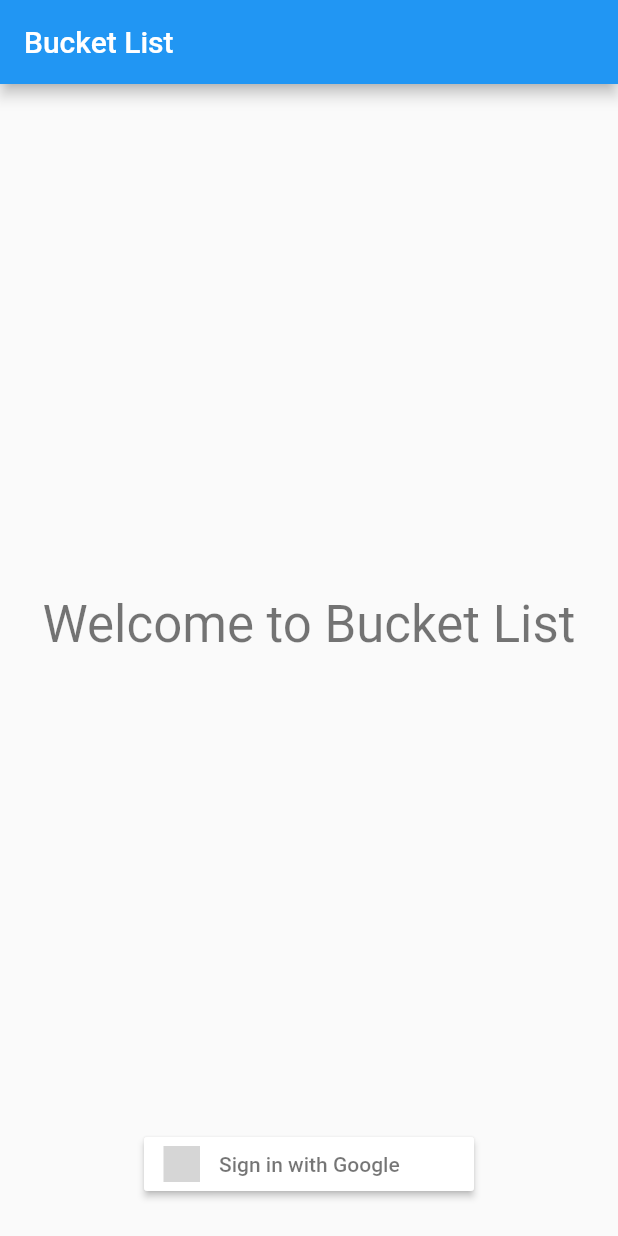
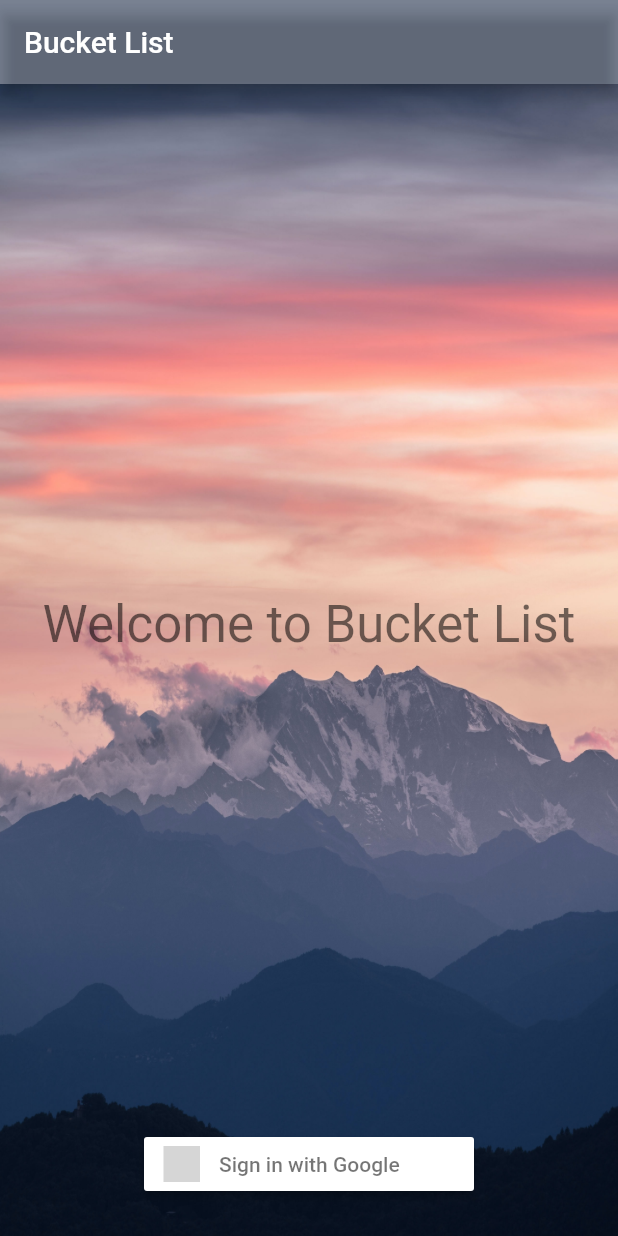
Before and after one commit to KareVulli/bucket_list, a Flutter app: the screen it shows after launch, on a phone screen of 412 x 824 dp. Run offline on Flutter 3.47's test engine with Material 2 defaults, Android fonts, the phone set to English and light mode, and no system bars; our stand-ins replace bloc, cloud_firestore, firebase_auth, flutter_bloc, flutter_signin_button, google_sign_in; accounts and stored records are empty; grey boxes are pictures that could not be loaded.

Commit message:
Welcome screen disain

```diff
--- a/lib/screens/add_challenge.dart
+++ b/lib/screens/add_challenge.dart
@@ -63,7 +63,6 @@ class AddChallengeState extends State<AddChallenge> {
       appBar: AppBar(
           title: isEditing ? Text('Edit challenge') : Text('New challenge'),
           backgroundColor: Color.fromRGBO(51,65,91, 0.4),
-          elevation: 0,
       ),
       body: Container(
         decoration: BoxDecoration(
--- a/lib/screens/welcome.dart
+++ b/lib/screens/welcome.dart
@@ -10,10 +10,18 @@ class Welcome extends StatelessWidget {
   @override
   Widget build(BuildContext context) {
     return Scaffold(
+        backgroundColor: Color.fromRGBO(51,65,91, 0.4),
       appBar: AppBar(
-          title: Text('Bucket List')
+          title: Text('Bucket List'),
+          backgroundColor: Color.fromRGBO(51,65,91, 0.4),
       ),
       body: Container(
+        decoration: BoxDecoration(
+          image: DecorationImage(
+            image: ExactAssetImage("assets/background.jpg"),
+            fit: BoxFit.fill,
+          ),
+        ),
         padding: EdgeInsets.all(24),
         child: Column(
           children: [
```
